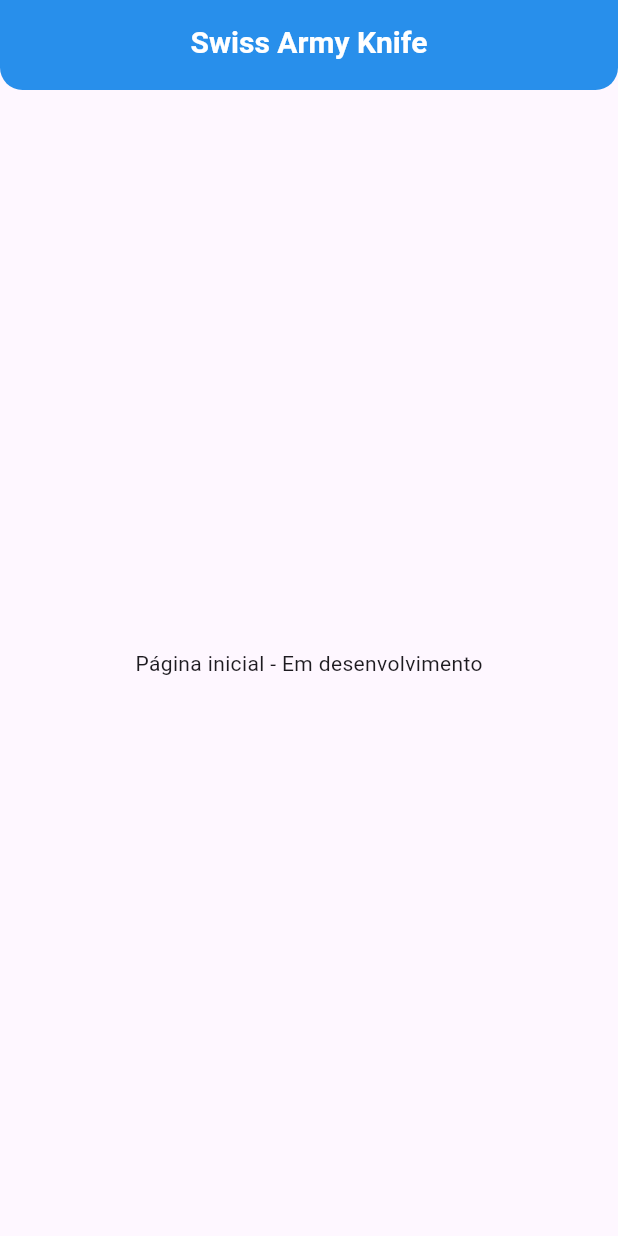
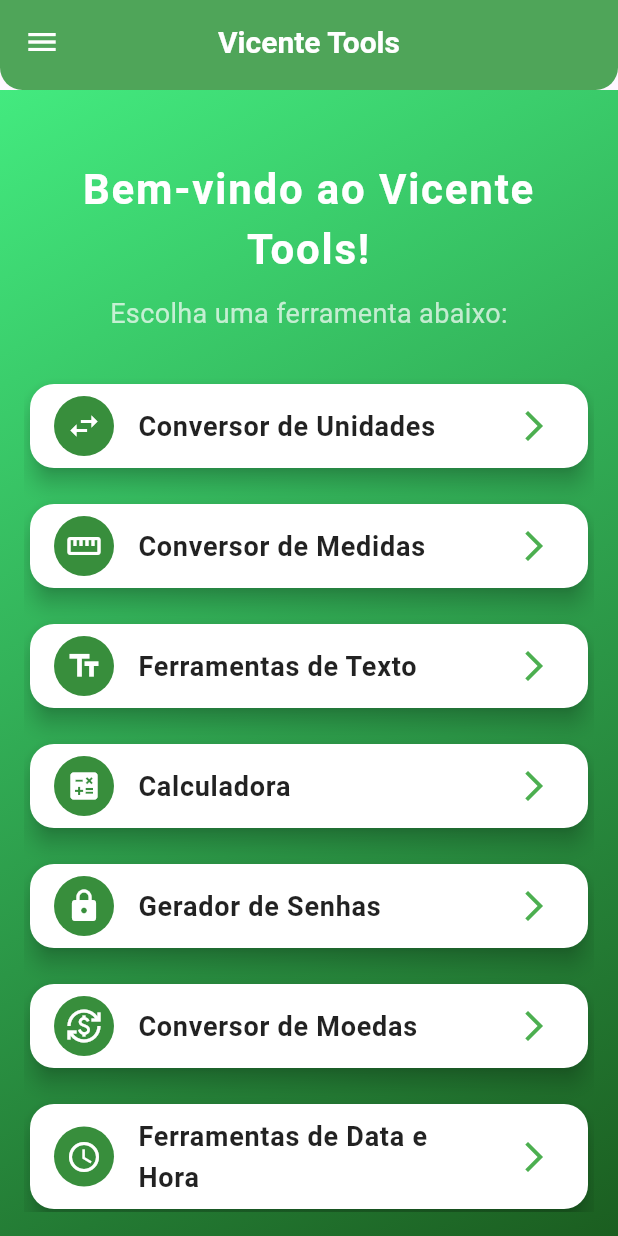
Before and after one commit to Souza371/Fluttre, a Flutter app: the screen it shows after launch, on a phone screen of 412 x 824 dp. Run offline on Flutter 3.47's test engine with Material 3 defaults, Android fonts, the phone set to English and light mode, and no system bars.

Commit message:
Primeiro commit: Projeto Flutter funcionando

```diff
--- a/lib/main.dart
+++ b/lib/main.dart
@@ -3,6 +3,10 @@ import 'screens/home_screen.dart';
 import 'screens/unit_converter.dart';
 import 'screens/measurement_converter.dart';
 import 'screens/text_tools.dart';
+import 'screens/calculator.dart';
+import 'screens/password_generator.dart';
+import 'screens/currency_converter.dart';
+import 'screens/date_time_tools.dart';
 
 void main() {
   runApp(const MyApp());
@@ -14,9 +18,9 @@ class MyApp extends StatelessWidget {
   @override
   Widget build(BuildContext context) {
     return MaterialApp(
-      title: 'Swiss Army Knife',
+      title: 'Vicente Tools',
       theme: ThemeData(
-        primarySwatch: Colors.blue,
+        primarySwatch: Colors.green,
         visualDensity: VisualDensity.adaptivePlatformDensity,
         useMaterial3: true,
       ),
@@ -26,6 +30,10 @@ class MyApp extends StatelessWidget {
         '/unit_converter': (context) => UnitConverterScreen(),
         '/measurement_converter': (context) => MeasurementConverterScreen(),
         '/text_tools': (context) => TextToolsScreen(),
+        '/calculator': (context) => CalculatorScreen(),
+        '/password_generator': (context) => PasswordGeneratorScreen(),
+        '/currency_converter': (context) => CurrencyConverterScreen(),
+        '/date_time_tools': (context) => DateTimeToolsScreen(),
       },
     );
   }
--- a/lib/screens/home_screen.dart
+++ b/lib/screens/home_screen.dart
@@ -1,5 +1,7 @@
 import 'package:flutter/material.dart';
 import '../widgets/custom_app_bar.dart';
+import '../widgets/custom_drawer.dart';
+import '../utils/constants.dart';
 
 class HomeScreen extends StatelessWidget {
   const HomeScreen({super.key});
@@ -7,9 +9,79 @@ class HomeScreen extends StatelessWidget {
   @override
   Widget build(BuildContext context) {
     return Scaffold(
-      appBar: const CustomAppBar(title: 'Swiss Army Knife'),
-      body: const Center(
-        child: Text('Página inicial - Em desenvolvimento'),
+      appBar: const CustomAppBar(title: 'Vicente Tools'),
+      drawer: const CustomDrawer(),
+      body: Container(
+        decoration: const BoxDecoration(
+          gradient: LinearGradient(
+            colors: [Color(0xFF43EA7F), Color(0xFF1B5E20)],
+            begin: Alignment.topLeft,
+            end: Alignment.bottomRight,
+          ),
+        ),
+        child: Padding(
+          padding: const EdgeInsets.all(16.0),
+          child: Column(
+            crossAxisAlignment: CrossAxisAlignment.stretch,
+            children: [
+              const SizedBox(height: 30),
+              const Text(
+                'Bem-vindo ao Vicente Tools!',
+                style: TextStyle(
+                  fontSize: 28,
+                  fontWeight: FontWeight.bold,
+                  color: Colors.white,
+                  letterSpacing: 1.2,
+                ),
+                textAlign: TextAlign.center,
+              ),
+              const SizedBox(height: 10),
+              const Text(
+                'Escolha uma ferramenta abaixo:',
+                style: TextStyle(
+                  fontSize: 18,
+                  color: Colors.white70,
+                ),
+                textAlign: TextAlign.center,
+              ),
+              const SizedBox(height: 30),
+              Expanded(
+                child: ListView.separated(
+                  itemCount: toolList.length,
+                  separatorBuilder: (context, index) => const SizedBox(height: 16),
+                  itemBuilder: (context, index) {
+                    final tool = toolList[index];
+                    return Card(
+                      elevation: 6,
+                      shape: RoundedRectangleBorder(
+                        borderRadius: BorderRadius.circular(16),
+                      ),
+                      color: Colors.white,
+                      child: ListTile(
+                        leading: CircleAvatar(
+                          backgroundColor: Colors.green.shade700,
+                          child: Icon(tool.icon, color: Colors.white),
+                        ),
+                        title: Text(
+                          tool.title,
+                          style: const TextStyle(
+                            fontWeight: FontWeight.bold,
+                            fontSize: 18,
+                            color: Colors.black87,
+                          ),
+                        ),
+                        trailing: const Icon(Icons.arrow_forward_ios, color: Colors.green),
+                        onTap: () {
+                          Navigator.pushNamed(context, tool.route);
+                        },
+                      ),
+                    );
+                  },
+                ),
+              ),
+            ],
+          ),
+        ),
       ),
     );
   }
--- a/lib/widgets/custom_app_bar.dart
+++ b/lib/widgets/custom_app_bar.dart
@@ -22,7 +22,7 @@ class CustomAppBar extends StatelessWidget implements PreferredSizeWidget {
         ),
       ),
       centerTitle: true,
-      backgroundColor: Colors.blue,
+      backgroundColor: Colors.green,
       foregroundColor: Colors.white,
       elevation: 5,
       shape: const RoundedRectangleBorder(
--- a/lib/widgets/custom_drawer.dart
+++ b/lib/widgets/custom_drawer.dart
@@ -14,11 +14,11 @@ class CustomDrawer extends StatelessWidget {
           children: [
             DrawerHeader(
               decoration: BoxDecoration(
-                color: Colors.blue,
+                color: Colors.green,
                 gradient: LinearGradient(
                   begin: Alignment.topLeft,
                   end: Alignment.bottomRight,
-                  colors: [Colors.blue.shade700, Colors.blue.shade400],
+                  colors: [Colors.green.shade700, Colors.green.shade400],
                 ),
               ),
               child: const Column(
@@ -31,7 +31,7 @@ class CustomDrawer extends StatelessWidget {
                   ),
                   SizedBox(height: 10),
                   Text(
-                    'Swiss Army Knife',
+                    'Vicente Tools',
                     style: TextStyle(
                       color: Colors.white,
                       fontSize: 24,
@@ -50,7 +50,7 @@ class CustomDrawer extends StatelessWidget {
               ),
             ),
             ...toolList.map((tool) => ListTile(
-                  leading: Icon(tool.icon, color: Colors.blue),
+                  leading: Icon(tool.icon, color: Colors.green),
                   title: Text(tool.title),
                   onTap: () {
                     Navigator.pop(context);
```
Also changed, not shown: lib/screens/calculator.dart (+14 -2 lines), lib/screens/currency_converter.dart (+14 -2 lines), lib/screens/date_time_tools.dart (+14 -2 lines), lib/screens/password_generator.dart (+14 -2 lines).
